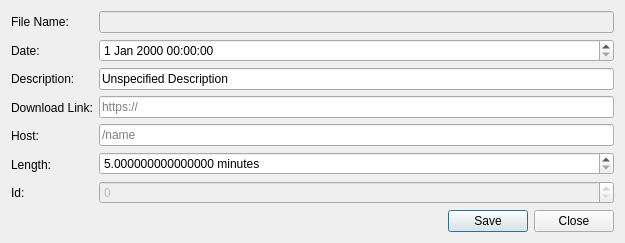
TheCodingJsoftware/HBNI-Audio-Stream-Recorder, file UI/add_json_dialog.ui: the form before one commit.
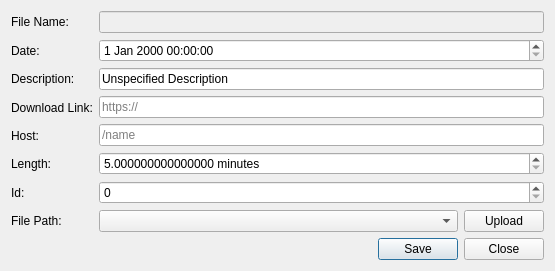
The form after the commit.

What changed in the file:
```diff
--- a/UI/add_json_dialog.ui
+++ b/UI/add_json_dialog.ui
@@ -6,8 +6,8 @@
    <rect>
     <x>0</x>
     <y>0</y>
-    <width>625</width>
-    <height>227</height>
+    <width>555</width>
+    <height>258</height>
    </rect>
   </property>
   <property name="windowTitle">
@@ -70,10 +70,17 @@
          </property>
         </widget>
        </item>
+       <item>
+        <widget class="QLabel" name="label_8">
+         <property name="text">
+          <string>File Path:</string>
+         </property>
+        </widget>
+       </item>
       </layout>
      </item>
      <item>
-      <layout class="QVBoxLayout" name="verticalLayout" stretch="0,0,0,0,0,0,0">
+      <layout class="QVBoxLayout" name="verticalLayout" stretch="0,0,0,0,0,0,0,0">
        <item>
         <widget class="QLineEdit" name="inputFileName">
          <property name="enabled">
@@ -132,17 +139,25 @@
        </item>
        <item>
         <widget class="QSpinBox" name="inputID">
-         <property name="enabled">
-          <bool>false</bool>
-         </property>
-         <property name="focusPolicy">
-          <enum>Qt::ClickFocus</enum>
-         </property>
          <property name="maximum">
-          <number>9999999</number>
+          <number>99999999</number>
          </property>
         </widget>
        </item>
+       <item>
+        <layout class="QHBoxLayout" name="horizontalLayout_2" stretch="1,0">
+         <item>
+          <widget class="QComboBox" name="inputPath"/>
+         </item>
+         <item>
+          <widget class="QPushButton" name="pushButton_upload">
+           <property name="text">
+            <string>Upload</string>
+           </property>
+          </widget>
+         </item>
+        </layout>
+       </item>
       </layout>
      </item>
     </layout>
```
